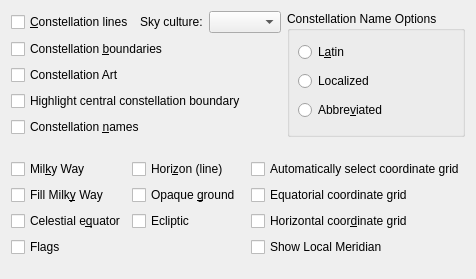
Qt form kstars/options/opsguides.ui (KDE/kstars) before a commit.
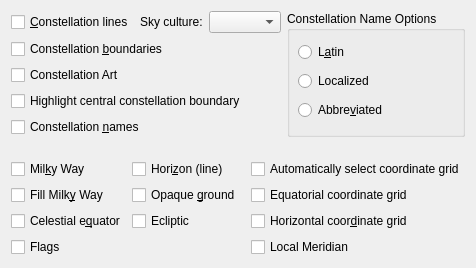
The same form after that commit.

Commit message: String should not contain show

The edit to the form file:
```diff
--- a/kstars/options/opsguides.ui
+++ b/kstars/options/opsguides.ui
@@ -6,8 +6,8 @@
    <rect>
     <x>0</x>
     <y>0</y>
-    <width>454</width>
-    <height>279</height>
+    <width>446</width>
+    <height>246</height>
    </rect>
   </property>
   <layout class="QVBoxLayout" name="verticalLayout_2">
@@ -358,7 +358,7 @@
      <item row="6" column="2">
       <widget class="QCheckBox" name="kcfg_ShowLocalMeridian">
        <property name="text">
-        <string>Show Local Meridian</string>
+        <string>Local Meridian</string>
        </property>
       </widget>
      </item>
```
Left out of the diff: 5 changed lines with no effect on the pictures.
